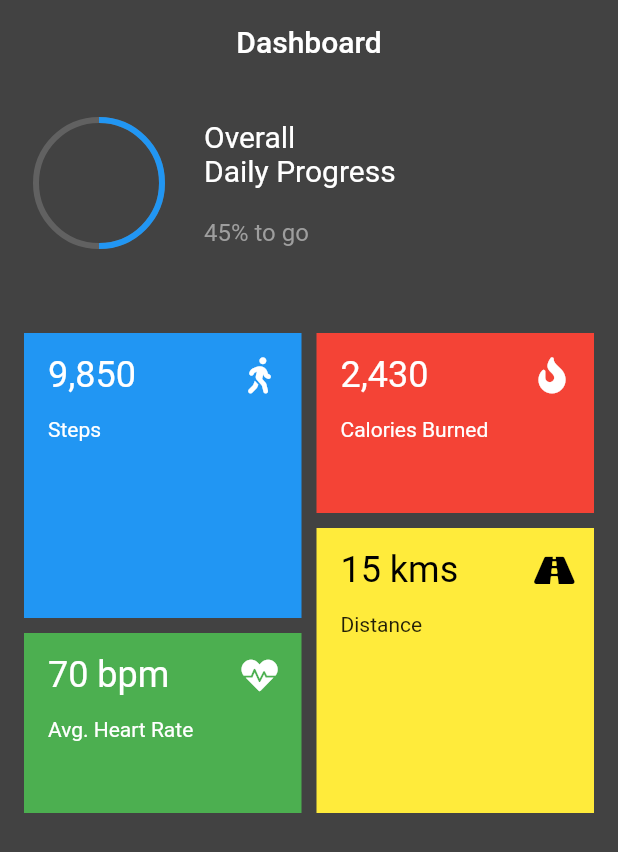
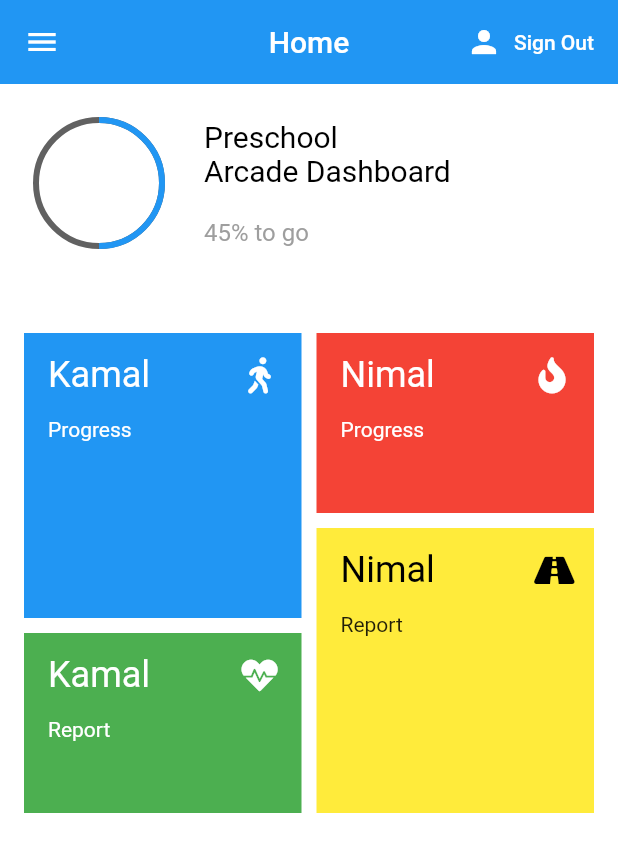
Before and after one commit to priyanthabuddhika/preschoolapp, a Flutter app: the screen it shows once a user with an empty profile is signed in, on a phone screen of 412 x 824 dp. Shown: the top 852 px of the screen. Run offline on Flutter 3.47's test engine with Material 2 defaults, Android fonts, the phone set to English and light mode, and no system bars; our stand-ins replace firebase_auth, font_awesome_flutter; accounts and stored records are empty.

Commit message:
Home screen updated and Side navigation bar implemented

```diff
--- a/preschool_app/lib/screens/screens/home/home.dart
+++ b/preschool_app/lib/screens/screens/home/home.dart
@@ -2,24 +2,70 @@ import 'package:flutter/material.dart';
 import 'package:preschool_app/services/auth.dart';
 import 'package:font_awesome_flutter/font_awesome_flutter.dart';
 
-class Home extends StatelessWidget {
+class Home extends StatefulWidget {
 
   static final String path = "lib\screens\screens\home\home.dart";
-  final TextStyle whiteText = TextStyle(color: Colors.white); // Text Color
+
+  @override
+  _HomeState createState() => _HomeState();
+}
+
+class _HomeState extends State<Home> {
+  // Text Style Variables
+  final TextStyle whiteText = TextStyle(color: Colors.white);
+  final TextStyle blackText = TextStyle(color: Colors.black);
+  // Authservice Variable
+  final AuthService _auth = AuthService();
+
   @override
   Widget build(BuildContext context) {
     return Scaffold(
-      backgroundColor: Colors.grey.shade800,
+      backgroundColor: Colors.white, //Colors.grey.shade800,
+      // Top appbar properties
       appBar: AppBar(
-        backgroundColor: Colors.transparent,
+        backgroundColor: Colors.blue,
         elevation: 0,
-        title: Text("Dashboard"),
+        iconTheme: new IconThemeData(color: Colors.white),
+        title: Text("Home",style: TextStyle(color: Colors.white),),
         centerTitle: true,
+         actions: <Widget>[
+            FlatButton.icon(
+              label: Text('Sign Out',style: TextStyle(color: Colors.white),),
+              icon: Icon(Icons.person,color: Colors.white,),
+              onPressed: () async {
+                await _auth.signingOut();
+              },
+            )
+          ],
       ),
-      body: _buildBody(context),
-    );
+
+      // Side bar menu properties
+
+      drawer: Drawer(
+        child: Column(
+          children: <Widget>[
+            UserAccountsDrawerHeader(
+              accountEmail: Text('abc@abc.com'),
+              accountName: Text('User Test'),
+              currentAccountPicture: CircleAvatar(backgroundImage: AssetImage('images/profile.png'),),),
+            Padding(padding: EdgeInsets.only(top: 20.0),),
+            ListTile(leading: Icon(Icons.home), title: Text('Home'),),
+            ListTile(leading: Icon(Icons.local_activity), title: Text('Activity'),),
+            Divider(),
+           Expanded(
+             child: Align(
+               alignment: FractionalOffset.bottomCenter,
+               child: ListTile(leading: Icon(Icons.settings), title: Text('Settings'),),
+             ),
+           )
+          ],
+        ),
+      ),
+
+      body:_buildBody(context),
+        );
   }
-
+   // Body properties goes here
   Widget _buildBody(BuildContext context) {
     return SingleChildScrollView(
       padding: const EdgeInsets.all(16.0),
@@ -40,7 +86,7 @@ class Home extends StatelessWidget {
                         children: <Widget>[
                           ListTile(
                             title: Text(
-                              "9,850",
+                              "Kamal",
                               style:
                                   Theme.of(context).textTheme.display1.copyWith(
                                         color: Colors.white,
@@ -55,7 +101,7 @@ class Home extends StatelessWidget {
                           Padding(
                             padding: const EdgeInsets.only(left: 16.0),
                             child: Text(
-                              'Steps',
+                              'Progress',
                               style: whiteText,
                             ),
                           )
@@ -71,7 +117,7 @@ class Home extends StatelessWidget {
                         children: <Widget>[
                           ListTile(
                             title: Text(
-                              "70 bpm",
+                              "Kamal",
                               style:
                                   Theme.of(context).textTheme.display1.copyWith(
                                         color: Colors.white,
@@ -86,7 +132,7 @@ class Home extends StatelessWidget {
                           Padding(
                             padding: const EdgeInsets.only(left: 16.0),
                             child: Text(
-                              'Avg. Heart Rate',
+                              'Report',
                               style: whiteText,
                             ),
                           )
@@ -108,7 +154,7 @@ class Home extends StatelessWidget {
                         children: <Widget>[
                           ListTile(
                             title: Text(
-                              "2,430",
+                              "Nimal",
                               style:
                                   Theme.of(context).textTheme.display1.copyWith(
                                         color: Colors.white,
@@ -123,7 +169,7 @@ class Home extends StatelessWidget {
                           Padding(
                             padding: const EdgeInsets.only(left: 16.0),
                             child: Text(
-                              'Calories Burned',
+                              'Progress',
                               style: whiteText,
                             ),
                           )
@@ -139,7 +185,7 @@ class Home extends StatelessWidget {
                         children: <Widget>[
                           ListTile(
                             title: Text(
-                              "15 kms",
+                              "Nimal",
                               style:
                                   Theme.of(context).textTheme.display1.copyWith(
                                         fontSize: 24.0,
@@ -154,7 +200,7 @@ class Home extends StatelessWidget {
                           Padding(
                             padding: const EdgeInsets.only(left: 16.0),
                             child: Text(
-                              'Distance',
+                              'Report',
                             ),
                           )
                         ],
@@ -169,7 +215,7 @@ class Home extends StatelessWidget {
       ),
     );
   }
-
+// Header and title properties goes here
   Widget _buildHeader() {
     return Row(
       children: <Widget>[
@@ -189,8 +235,8 @@ class Home extends StatelessWidget {
             crossAxisAlignment: CrossAxisAlignment.start,
             children: <Widget>[
               Text(
-                "Overall\nDaily Progress",
-                style: whiteText.copyWith(fontSize: 20.0),
+                "Preschool\nArcade Dashboard",
+                style: blackText.copyWith(fontSize: 20.0),
               ),
               const SizedBox(height: 20.0),
               Text(
@@ -203,77 +249,5 @@ class Home extends StatelessWidget {
       ],
     );
   }
-}
 
-/*
-class Home extends StatelessWidget {
-  @override
-  Widget build(BuildContext context) {
-    final _auth = AuthService();
-    return SafeArea(
-      child: Scaffold(
-        backgroundColor: Colors.white,
-        body: HomeScreen(),
-      ),
-    );
-  }
-}
-
-class HomeScreen extends StatefulWidget {
-  @override
-  _HomeScreenState createState() => _HomeScreenState();
-}
-
-class _HomeScreenState extends State<HomeScreen> {
-  @override
-  Widget build(BuildContext context) {
-    return SingleChildScrollView(
-      child: Column(
-        crossAxisAlignment: CrossAxisAlignment.stretch,
-        children: <Widget>[
-          Container(
-            margin: EdgeInsets.all(15.0),
-            color: Colors.blueAccent[200],
-            child: ListTile(
-              title: Text('Priyantha'),
-              subtitle: Text('abc@abc.com'),
-              trailing: CircleAvatar(
-                radius: 20.0,
-                backgroundImage: AssetImage('images/profile.png'),
-              ),
-            ),
-          ),
-          Container(
-            margin: EdgeInsets.all(15.0),
-            padding: EdgeInsets.fromLTRB(0, 50, 20, 0),
-            color: Colors.cyanAccent,
-            child: Text('Welcome To Parent Dashboard'),
-          ),
-        ],
-      ),
-    );
-  }
-}
-
- appBar: AppBar(
-          title: Text('Pre School Arcade'),
-          backgroundColor: Colors.white70,
-          actions: <Widget>[
-            FlatButton.icon(
-              label: Text('Sign Out'),
-              icon: Icon(Icons.person),
-              onPressed: () async {
-                await _auth.signingOut();
-
-              },
-            )
-          ],
-        ),
-
-
-
-
-
-
-
-       */
+ }
```
